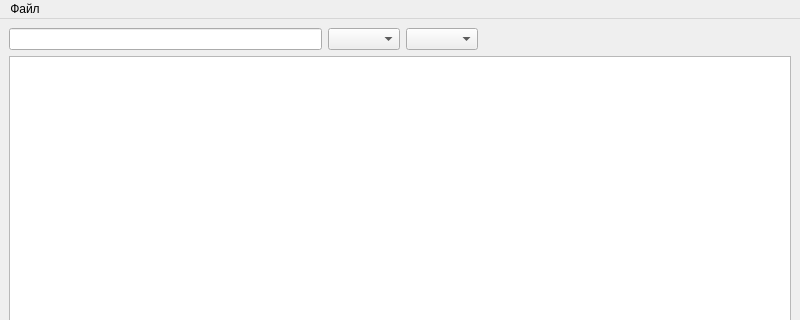
This is apps/money_manager/src/accountwindow.ui in petr-panteleyev/cpp as Qt 5 draws it before an edit; both pictures show x 0 to 800 and y 0 to 320 of the 800 by 600 pixel window. The edited form follows.
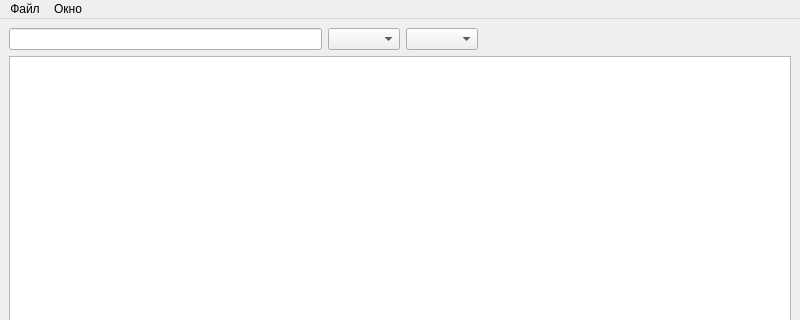
This is the edited form.

Diff of the .ui file:
```diff
--- a/apps/money_manager/src/accountwindow.ui
+++ b/apps/money_manager/src/accountwindow.ui
@@ -65,7 +65,13 @@
     </property>
     <addaction name="actionClose"/>
    </widget>
+   <widget class="QMenu" name="menuWindow">
+    <property name="title">
+     <string>Окно</string>
+    </property>
+   </widget>
    <addaction name="menuFile"/>
+   <addaction name="menuWindow"/>
   </widget>
   <action name="actionClose">
    <property name="text">
```
